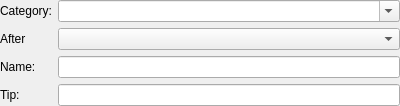
Before: the Qt Designer form plan/kptviewlisteditview.ui in KDE/calligra, drawn with Qt 5.
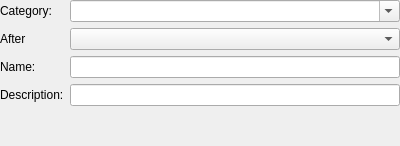
After: the same form once the commit is applied. Custom widgets are drawn as their Qt base class.

Commit message: Plan: Make the view configuration dialogs more legible

```diff
--- a/plan/kptviewlisteditview.ui
+++ b/plan/kptviewlisteditview.ui
@@ -7,7 +7,7 @@
     <x>0</x>
     <y>0</y>
     <width>400</width>
-    <height>105</height>
+    <height>146</height>
    </rect>
   </property>
   <layout class="QFormLayout" name="formLayout">
@@ -79,7 +79,7 @@
    <item row="3" column="0">
     <widget class="QLabel" name="label_5">
      <property name="text">
-      <string>Tip:</string>
+      <string>Description:</string>
      </property>
      <property name="buddy">
       <cstring>tooltip</cstring>
```
Left out of the diff: 23 changed lines with no effect on the pictures. The commit also changes 3 other files.
